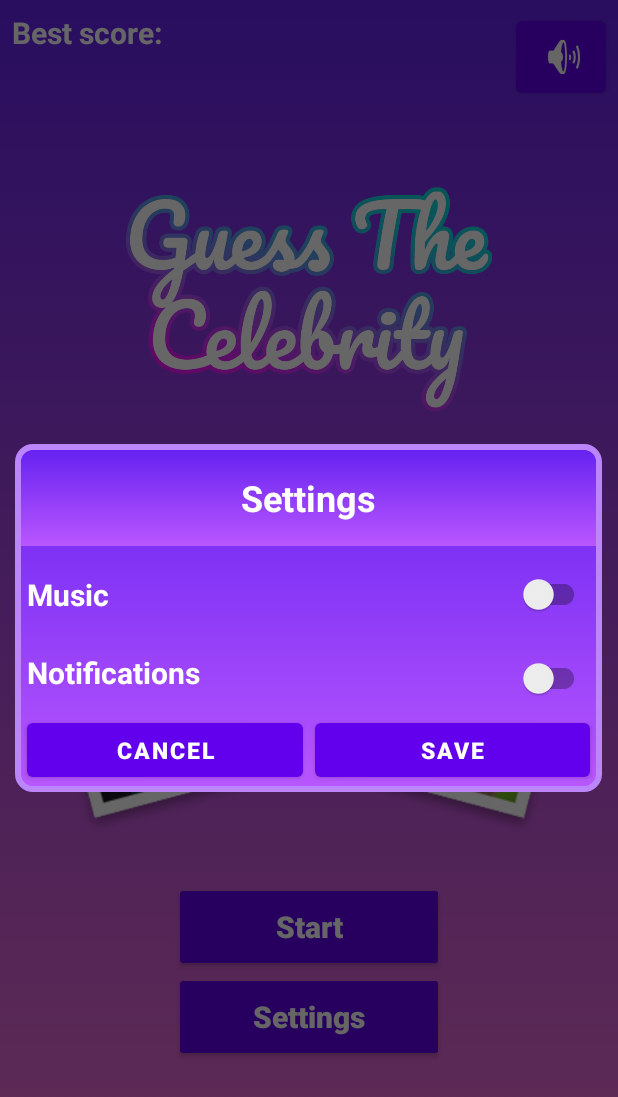
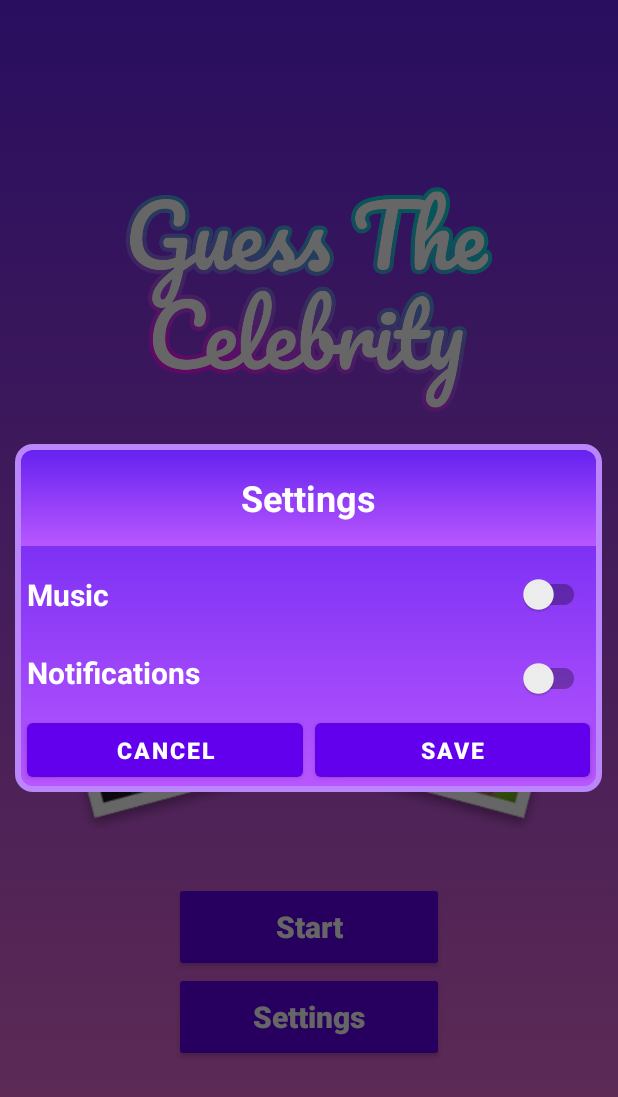
Before and after one commit to paveln0366/GuessTheCelebrity, an Android app: the screen it shows after launch (StartActivity), after a tap on an icon or button, on a phone screen of 412 x 824 dp. Shown: the top 1097 px of the screen. Run offline under Robolectric (Android 15) with nearby library versions, the phone set to English and light mode, and no system bars; 1 other tap on this screen came first.

Commit message:
[*] Hid unused ui elements.

```diff
--- a/app/src/main/java/com/pavelpotapov/guessthecelebrity/view/activity/start/StartActivity.java
+++ b/app/src/main/java/com/pavelpotapov/guessthecelebrity/view/activity/start/StartActivity.java
@@ -60,7 +60,7 @@ public class StartActivity extends AppCompatActivity {
                 switchMusic.setOnClickListener(new View.OnClickListener() {
                     @Override
                     public void onClick(View view) {
-                        Toast.makeText(StartActivity.this, "Switch", Toast.LENGTH_SHORT).show();
+//                        Toast.makeText(StartActivity.this, "Switch", Toast.LENGTH_SHORT).show();
                         if (volume == true) {
                             switchMusic.setChecked(false);
                             volume = false;
@@ -77,7 +77,7 @@ public class StartActivity extends AppCompatActivity {
                 btnSave.setOnClickListener(new View.OnClickListener() {
                     @Override
                     public void onClick(View view) {
-                        Toast.makeText(StartActivity.this, "Save", Toast.LENGTH_SHORT).show();
+//                        Toast.makeText(StartActivity.this, "Save", Toast.LENGTH_SHORT).show();
                         settingsDialog.dismiss();
                     }
                 });
@@ -85,7 +85,7 @@ public class StartActivity extends AppCompatActivity {
                 btnCancel.setOnClickListener(new View.OnClickListener() {
                     @Override
                     public void onClick(View view) {
-                        Toast.makeText(StartActivity.this, "Save", Toast.LENGTH_SHORT).show();
+//                        Toast.makeText(StartActivity.this, "Save", Toast.LENGTH_SHORT).show();
                         settingsDialog.dismiss();
                     }
                 });
--- a/app/src/main/res/layout/activity_start.xml
+++ b/app/src/main/res/layout/activity_start.xml
@@ -52,14 +52,16 @@
         style="@style/TextStyle"
         android:text="@string/best_score"
         app:layout_constraintStart_toStartOf="parent"
-        app:layout_constraintTop_toTopOf="parent" />
+        app:layout_constraintTop_toTopOf="parent"
+        android:visibility="gone" />
 
     <TextView
         android:id="@+id/tvScore"
         style="@style/TextStyle"
         app:layout_constraintStart_toEndOf="@+id/tvScoreTitle"
         app:layout_constraintTop_toTopOf="parent"
-        tools:text="15" />
+        tools:text="15"
+        android:visibility="gone" />
 
     <Button
         android:id="@+id/btnVolume"
@@ -68,7 +70,8 @@
         android:layout_margin="8dp"
         android:drawableLeft="@android:drawable/ic_lock_silent_mode_off"
         app:layout_constraintEnd_toEndOf="parent"
-        app:layout_constraintTop_toTopOf="parent" />
+        app:layout_constraintTop_toTopOf="parent"
+        android:visibility="gone" />
 
 </androidx.constraintlayout.widget.ConstraintLayout>
 <!--    android:background="@android:drawable/ic_lock_silent_mode_off"-->
```
